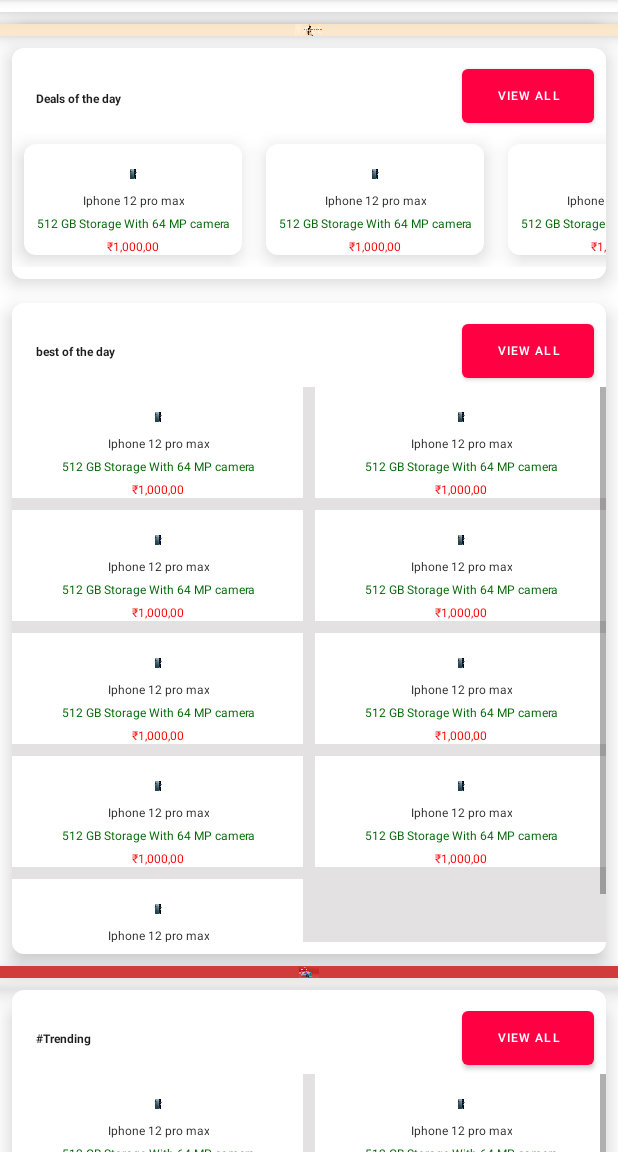
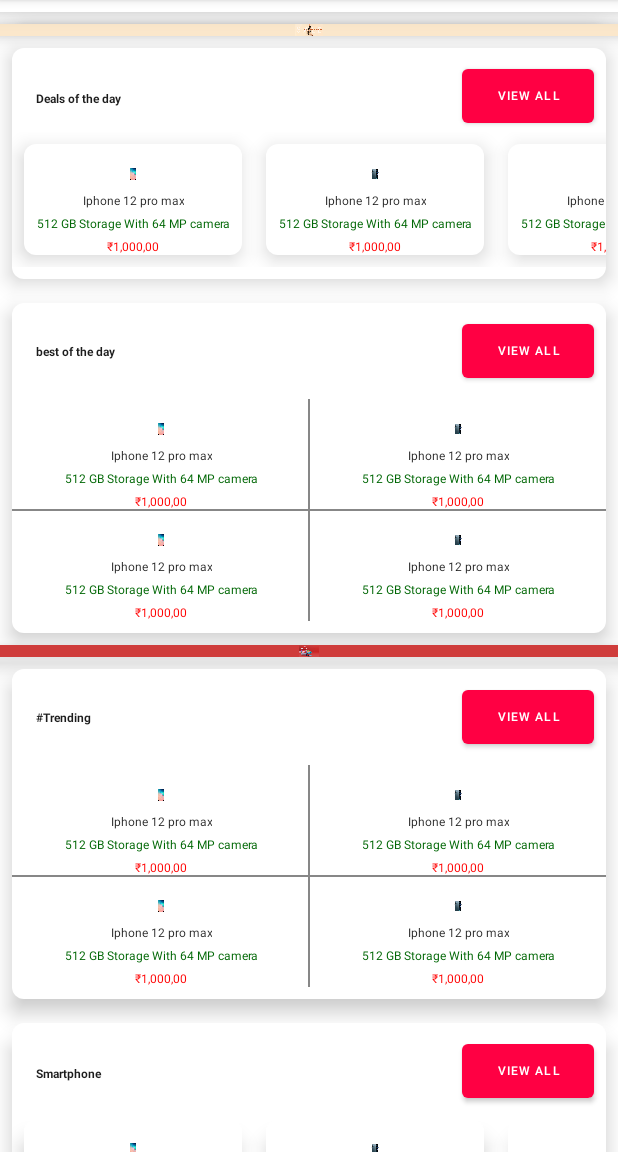
Before and after one commit to Vishal-beep136/Purple, an Android app: the HomeFragmentPurple screen opened directly, with no data from a screen before it, on a phone screen of 412 x 824 dp, the part 84-1236 px from its top. Run offline under Robolectric (Android 15) with nearby library versions, the phone set to English and light mode, and no system bars; our stand-ins replace navigation-ui; Roboto replaces fonts that are not available here; 1 statement that could not run was skipped.

Commit message:
some issues fixed

```diff
--- a/app/build.gradle
+++ b/app/build.gradle
@@ -47,6 +47,7 @@
     implementation 'androidx.lifecycle:lifecycle-livedata-ktx:2.3.1'
     implementation 'androidx.lifecycle:lifecycle-viewmodel-ktx:2.3.1'
     implementation 'androidx.viewpager:viewpager:1.0.0'
+    implementation 'androidx.gridlayout:gridlayout:1.0.0'
     testImplementation 'junit:junit:4.+'
     androidTestImplementation 'androidx.test.ext:junit:1.1.2'
     androidTestImplementation 'androidx.test.espresso:espresso-core:3.3.0'
--- a/app/src/main/java/kaitka/vishal/meeta/purple_ecommerce/Activites/MainActivity.java
+++ b/app/src/main/java/kaitka/vishal/meeta/purple_ecommerce/Activites/MainActivity.java
@@ -81,6 +81,7 @@
             drawer.closeDrawer(GravityCompat.START);
         } else {
             if (currentFragment == HOME_FRAGMENT){
+                currentFragment = -1;
                 super.onBackPressed();
             }
             else {
--- a/app/src/main/java/kaitka/vishal/meeta/purple_ecommerce/Adapters/HomePageAdapter.java
+++ b/app/src/main/java/kaitka/vishal/meeta/purple_ecommerce/Adapters/HomePageAdapter.java
@@ -14,6 +14,7 @@
 
 import androidx.annotation.NonNull;
 import androidx.constraintlayout.widget.ConstraintLayout;
+import androidx.gridlayout.widget.GridLayout;
 import androidx.recyclerview.widget.LinearLayoutManager;
 import androidx.recyclerview.widget.RecyclerView;
 import androidx.viewpager.widget.ViewPager;
@@ -22,6 +23,7 @@
 import java.util.Timer;
 import java.util.TimerTask;
 
+import kaitka.vishal.meeta.purple_ecommerce.Activites.ProductDetailsActivity;
 import kaitka.vishal.meeta.purple_ecommerce.Activites.ViewAllActivity;
 import kaitka.vishal.meeta.purple_ecommerce.Modellls.HomePageModel;
 import kaitka.vishal.meeta.purple_ecommerce.Modellls.HorizontalProductScrollModel;
@@ -31,9 +33,11 @@
 public class HomePageAdapter extends RecyclerView.Adapter {
 
     private List<HomePageModel> homePageModelList;
+    private RecyclerView.RecycledViewPool recycledViewPool;
 
     public HomePageAdapter(List<HomePageModel> homePageModelList) {
         this.homePageModelList = homePageModelList;
+        recycledViewPool = new RecyclerView.RecycledViewPool();
     }
 
     @Override
@@ -247,6 +251,7 @@
             horizontalLayoutTitle = itemView.findViewById(R.id.horizontal__scroll_layout_title);
             horizontalLayoutViewAllBtn = itemView.findViewById(R.id.horizontal_scroll_view_all_btn);
             horizontalRecyclerView = itemView.findViewById(R.id.horizontal_scroll_layout_recyclerview);
+            horizontalRecyclerView.setRecycledViewPool(recycledViewPool);
         }
         private void setHorizontalProductLayout(List<HorizontalProductScrollModel> horizontalProductScrollModelList, String title){
             horizontalLayoutTitle.setText(title);
@@ -277,20 +282,45 @@
         }
     }
 
+
     public class GridProductViewholder extends RecyclerView.ViewHolder {
         private TextView gridLayoutTitle;
         private Button gridLayoutViewAllBtn;
-        private GridView gridView;
+        private GridLayout gridProductLayout;
+
+
 
         public GridProductViewholder(@NonNull View itemView) {
             super(itemView);
             gridLayoutTitle = itemView.findViewById(R.id.grid_layout_product_title);
             gridLayoutViewAllBtn = itemView.findViewById(R.id.grid_product_layout_viewall_btn);
-            gridView = itemView.findViewById(R.id.grid_product_layout_gridview);
+            gridProductLayout = itemView.findViewById(R.id.grid_layout);
+
         }
         private void setGridProductLayout(List<HorizontalProductScrollModel> horizontalProductScrollModelList, String title){
             gridLayoutTitle.setText(title);
-            gridView.setAdapter(new GridProductLayoutAdapter(horizontalProductScrollModelList));
+
+            for (int x = 0; x < 4; x++){
+                ImageView productImage = gridProductLayout.getChildAt(x).findViewById(R.id.h_s_product_image);
+                TextView productTitle = gridProductLayout.getChildAt(x).findViewById(R.id.h_s_product_title);
+                TextView productDescription = gridProductLayout.getChildAt(x).findViewById(R.id.h_s_product_description);
+                TextView productPrice = gridProductLayout.getChildAt(x).findViewById(R.id.h_s_product_price);
+
+                productImage.setImageResource(horizontalProductScrollModelList.get(x).getProductImage());
+                productTitle.setText(horizontalProductScrollModelList.get(x).getProductTitle());
+                productDescription.setText(horizontalProductScrollModelList.get(x).getProductDescription());
+                productPrice.setText(horizontalProductScrollModelList.get(x).getProductPrice());
+
+                gridProductLayout.getChildAt(x).setBackgroundColor(Color.parseColor("#ffffff"));
+                gridProductLayout.getChildAt(x).setOnClickListener(new View.OnClickListener() {
+                    @Override
+                    public void onClick(View v) {
+                        Intent productDetailsIntent = new Intent(itemView.getContext(), ProductDetailsActivity.class);
+                        itemView.getContext().startActivity(productDetailsIntent);
+                    }
+                });
+            }
+
             gridLayoutViewAllBtn.setOnClickListener(new View.OnClickListener() {
                 @Override
                 public void onClick(View v) {
@@ -302,4 +332,5 @@
         }
     }
 
+
 }
--- a/app/src/main/java/kaitka/vishal/meeta/purple_ecommerce/Fragments/HomeFragmentPurple.java
+++ b/app/src/main/java/kaitka/vishal/meeta/purple_ecommerce/Fragments/HomeFragmentPurple.java
@@ -113,15 +113,15 @@
         /////HORIZONTAL PRODUCT LAYOUT STARTS HERE
 
         List<HorizontalProductScrollModel> horizontalProductScrollModelList = new ArrayList<>();
+        horizontalProductScrollModelList.add(new HorizontalProductScrollModel(R.drawable.samsung, "Iphone 12 pro max", "512 GB Storage With 64 MP camera", "₹1,000,00"));
         horizontalProductScrollModelList.add(new HorizontalProductScrollModel(R.drawable.iphone_12, "Iphone 12 pro max", "512 GB Storage With 64 MP camera", "₹1,000,00"));
+        horizontalProductScrollModelList.add(new HorizontalProductScrollModel(R.drawable.samsung, "Iphone 12 pro max", "512 GB Storage With 64 MP camera", "₹1,000,00"));
         horizontalProductScrollModelList.add(new HorizontalProductScrollModel(R.drawable.iphone_12, "Iphone 12 pro max", "512 GB Storage With 64 MP camera", "₹1,000,00"));
+        horizontalProductScrollModelList.add(new HorizontalProductScrollModel(R.drawable.samsung, "Iphone 12 pro max", "512 GB Storage With 64 MP camera", "₹1,000,00"));
         horizontalProductScrollModelList.add(new HorizontalProductScrollModel(R.drawable.iphone_12, "Iphone 12 pro max", "512 GB Storage With 64 MP camera", "₹1,000,00"));
+        horizontalProductScrollModelList.add(new HorizontalProductScrollModel(R.drawable.samsung, "Iphone 12 pro max", "512 GB Storage With 64 MP camera", "₹1,000,00"));
         horizontalProductScrollModelList.add(new HorizontalProductScrollModel(R.drawable.iphone_12, "Iphone 12 pro max", "512 GB Storage With 64 MP camera", "₹1,000,00"));
-        horizontalProductScrollModelList.add(new HorizontalProductScrollModel(R.drawable.iphone_12, "Iphone 12 pro max", "512 GB Storage With 64 MP camera", "₹1,000,00"));
-        horizontalProductScrollModelList.add(new HorizontalProductScrollModel(R.drawable.iphone_12, "Iphone 12 pro max", "512 GB Storage With 64 MP camera", "₹1,000,00"));
-        horizontalProductScrollModelList.add(new HorizontalProductScrollModel(R.drawable.iphone_12, "Iphone 12 pro max", "512 GB Storage With 64 MP camera", "₹1,000,00"));
-        horizontalProductScrollModelList.add(new HorizontalProductScrollModel(R.drawable.iphone_12, "Iphone 12 pro max", "512 GB Storage With 64 MP camera", "₹1,000,00"));
-        horizontalProductScrollModelList.add(new HorizontalProductScrollModel(R.drawable.iphone_12, "Iphone 12 pro max", "512 GB Storage With 64 MP camera", "₹1,000,00"));
+        horizontalProductScrollModelList.add(new HorizontalProductScrollModel(R.drawable.samsung, "Iphone 12 pro max", "512 GB Storage With 64 MP camera", "₹1,000,00"));
         /////HORIZONTAL PRODUCT LAYOUT ENDS HERE
 
         /////////////////////////////// Main Recycler View
@@ -140,7 +140,14 @@
         homePageModelList.add(new HomePageModel(3,"#Trending",horizontalProductScrollModelList));
         homePageModelList.add(new HomePageModel(2,"Smartphone",horizontalProductScrollModelList));
         homePageModelList.add(new HomePageModel(1,R.drawable.banner2, "#ffffff"));
-        homePageModelList.add(new HomePageModel(0,sliderModelList));
+        homePageModelList.add(new HomePageModel(1,R.drawable.banner2, "#fbe7cb"));
+        homePageModelList.add(new HomePageModel(2,"Deals of the day",horizontalProductScrollModelList));
+        homePageModelList.add(new HomePageModel(3,"best of the day",horizontalProductScrollModelList));
+        homePageModelList.add(new HomePageModel(1,R.drawable.banner1, "#cf3c3b"));
+        homePageModelList.add(new HomePageModel(3,"#Trending",horizontalProductScrollModelList));
+        homePageModelList.add(new HomePageModel(2,"Smartphone",horizontalProductScrollModelList));
+        homePageModelList.add(new HomePageModel(1,R.drawable.banner2, "#ffffff"));
+
 
         HomePageAdapter adapter = new HomePageAdapter(homePageModelList);
         testing.setAdapter(adapter);
--- a/app/src/main/res/layout/grid_product_layout.xml
+++ b/app/src/main/res/layout/grid_product_layout.xml
@@ -1,14 +1,13 @@
 <?xml version="1.0" encoding="utf-8"?>
-<androidx.constraintlayout.widget.ConstraintLayout
-    xmlns:android="http://schemas.android.com/apk/res/android"
+<androidx.constraintlayout.widget.ConstraintLayout xmlns:android="http://schemas.android.com/apk/res/android"
     xmlns:app="http://schemas.android.com/apk/res-auto"
     xmlns:tools="http://schemas.android.com/tools"
-    android:elevation="@dimen/_3mdp"
-    android:background="@drawable/slider_background"
+    android:layout_width="match_parent"
+    android:layout_height="wrap_content"
     android:layout_margin="@dimen/_7mdp"
 
-    android:layout_width="match_parent"
-    android:layout_height="wrap_content">
+    android:background="@drawable/slider_background"
+    android:elevation="@dimen/_3mdp">
 
     <TextView
         android:id="@+id/grid_layout_product_title"
@@ -16,8 +15,8 @@
         android:layout_height="wrap_content"
         android:layout_marginStart="16dp"
         android:text="#Trending"
+        android:textColor="@color/text_color"
         android:textSize="@dimen/_15font_mdp"
-        android:textColor="@color/text_color"
         android:textStyle="bold"
 
         app:layout_constraintBottom_toBottomOf="@+id/grid_product_layout_viewall_btn"
@@ -31,23 +30,61 @@
         android:layout_marginTop="8dp"
         android:layout_marginEnd="8dp"
         android:text="View All"
+        android:textColor="@color/white"
         android:textSize="@dimen/_10font_mdp"
-        android:textColor="@color/white"
 
         app:layout_constraintEnd_toEndOf="parent"
         app:layout_constraintTop_toTopOf="parent" />
 
-    <GridView
-        android:id="@+id/grid_product_layout_gridview"
+    <androidx.gridlayout.widget.GridLayout
+        android:id="@+id/grid_layout"
         android:layout_width="0dp"
-        android:layout_height="370dp"
+        android:layout_height="wrap_content"
+        android:layout_marginTop="8dp"
         android:layout_marginBottom="8dp"
-        android:background="#E3E1E1"
-        android:horizontalSpacing="@dimen/_1mdp"
-        android:numColumns="2"
-        android:verticalSpacing="@dimen/_1mdp"
+        app:columnCount="2"
         app:layout_constraintBottom_toBottomOf="parent"
         app:layout_constraintEnd_toEndOf="parent"
+        app:layout_constraintHorizontal_bias="1.0"
         app:layout_constraintStart_toStartOf="parent"
-        app:layout_constraintTop_toBottomOf="@+id/grid_product_layout_viewall_btn" />
+        app:layout_constraintTop_toBottomOf="@+id/grid_product_layout_viewall_btn">
+
+        <include
+            layout="@layout/horizontal_scroll_item_layout"
+            app:layout_columnWeight="1" />
+
+        <include
+            layout="@layout/horizontal_scroll_item_layout"
+            app:layout_columnWeight="1" />
+
+        <include
+            layout="@layout/horizontal_scroll_item_layout"
+            app:layout_columnWeight="1" />
+
+        <include
+            layout="@layout/horizontal_scroll_item_layout"
+            app:layout_columnWeight="1" />
+
+    </androidx.gridlayout.widget.GridLayout>
+
+    <View
+        android:id="@+id/divider11"
+        android:layout_width="0dp"
+        android:layout_height="1dp"
+        android:background="@color/grey"
+        app:layout_constraintBottom_toBottomOf="@+id/grid_layout"
+        app:layout_constraintEnd_toEndOf="@+id/grid_layout"
+        app:layout_constraintStart_toStartOf="@+id/grid_layout"
+        app:layout_constraintTop_toTopOf="@+id/grid_layout" />
+
+    <View
+        android:id="@+id/divider12"
+        android:layout_width="1dp"
+        android:layout_height="0dp"
+        android:background="@color/grey"
+        app:layout_constraintBottom_toBottomOf="@+id/grid_layout"
+        app:layout_constraintEnd_toEndOf="@+id/grid_layout"
+        app:layout_constraintStart_toStartOf="@+id/grid_layout"
+        app:layout_constraintTop_toTopOf="@+id/grid_layout" />
+
 </androidx.constraintlayout.widget.ConstraintLayout>
```
